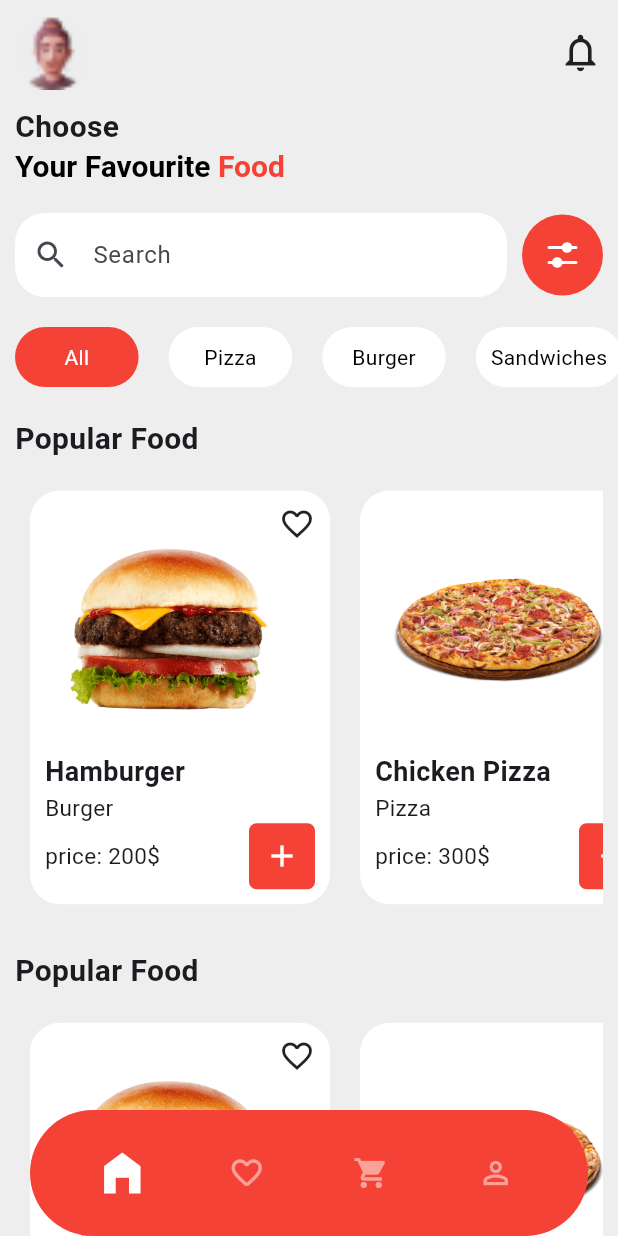
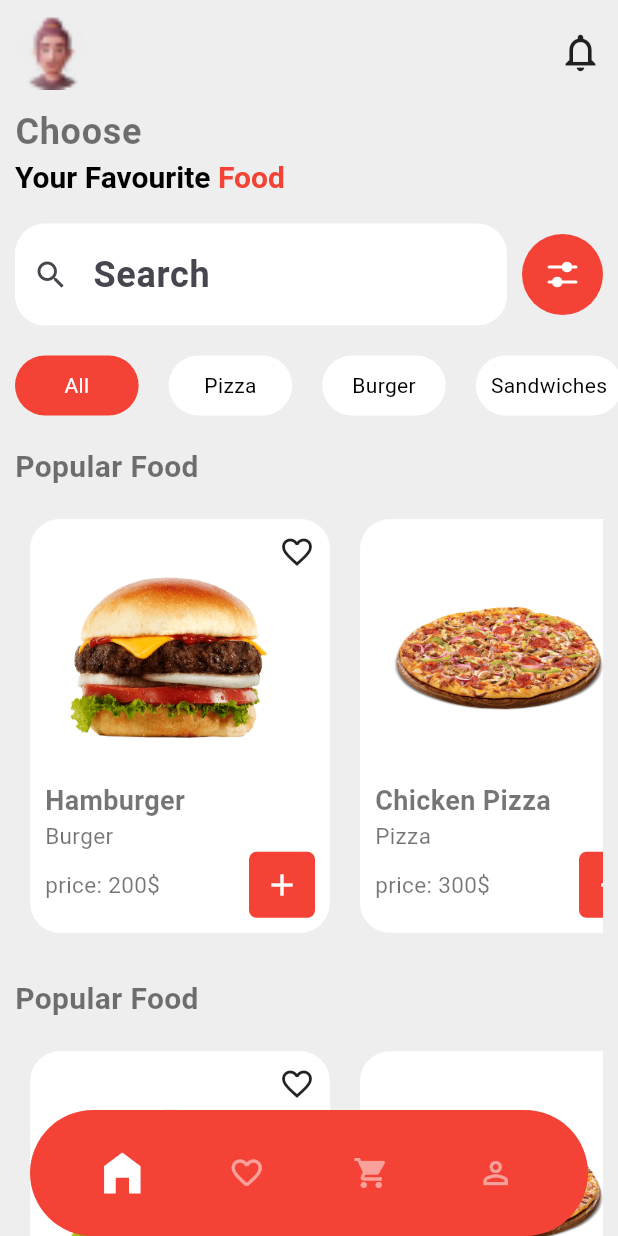
Before and after one commit to abdo1200/Flutter-Food-App, a Flutter app: the screen it shows after launch, on a phone screen of 412 x 824 dp. Run offline on Flutter 3.47's test engine with Material 3 defaults, Android fonts, the phone set to English and light mode, and no system bars; our stand-ins replace flutter_bloc, flutter_svg, shared_preferences.

Commit message:
bloc & themes & shared

```diff
--- a/analysis_options.yaml
+++ b/analysis_options.yaml
@@ -7,6 +7,10 @@
 
 # The following line activates a set of recommended lints for Flutter apps,
 # packages, and plugins designed to encourage good coding practices.
+analyzer:
+  errors:
+    prefer_const_constructors: ignore
+    unused_import: ignore
 include: package:flutter_lints/flutter.yaml
 
 linter:
--- /dev/null
+++ b/lib/core/app_bloc/app_bloc.dart
@@ -0,0 +1,24 @@
+import 'package:app_theme/core/storage_helper/storage_helper.dart';
+import 'package:flutter_bloc/flutter_bloc.dart';
+part 'app_event.dart';
+part 'app_state.dart';
+
+class AppBloc extends Bloc<AppEvent, AppState> with StorageHelper {
+  String theme;
+
+  AppBloc(this.theme) : super(AppInitial()) {
+    on<InitEvent>(_init);
+    on<ThemEvent>(_changeTheme);
+  }
+
+  void _init(InitEvent event, Emitter<AppState> emit) async {
+    theme = await getTheme() ?? "light";
+    emit(AppInitial(modeThem: theme));
+  }
+
+  void _changeTheme(ThemEvent event, Emitter<AppState> emit) async {
+    theme = event.them;
+    await saveTheme(theme);
+    emit(ChangeSettings(theme));
+  }
+}
--- /dev/null
+++ b/lib/core/app_bloc/app_event.dart
@@ -0,0 +1,13 @@
+part of 'app_bloc.dart';
+
+abstract class AppEvent{
+  const AppEvent();
+}
+
+class InitEvent extends AppEvent {
+}
+
+class ThemEvent extends AppEvent {
+  final String them;
+  const ThemEvent({required this.them});
+}
--- /dev/null
+++ b/lib/core/app_bloc/app_state.dart
@@ -0,0 +1,18 @@
+part of 'app_bloc.dart';
+
+abstract class AppState {
+  final String? modeThem;
+  const AppState(
+      { this.modeThem});
+}
+
+class AppInitial extends AppState {
+  const AppInitial( {String? modeThem})
+      : super( modeThem: modeThem??'light');
+}
+
+
+class ChangeSettings extends AppState {
+  const ChangeSettings( String modeThem)
+      : super( modeThem: modeThem);
+}
--- /dev/null
+++ b/lib/core/app_themes.dart
@@ -0,0 +1,31 @@
+import 'package:flutter/material.dart';
+
+class AppTheme {
+  static final ThemeData lightTheme = ThemeData(
+    primaryColor: Color.fromARGB(255, 238, 238, 238),
+    primaryColorLight: Colors.red,
+    unselectedWidgetColor: Colors.white,
+    secondaryHeaderColor: Colors.white,
+    textTheme: TextTheme(
+      bodySmall: TextStyle(fontSize: 16, color: Colors.black),
+      bodyMedium: TextStyle(fontSize: 14, color: Colors.black54),
+      bodyLarge: TextStyle(
+          fontSize: 24, fontWeight: FontWeight.bold, color: Colors.black54),
+    ),
+    // Define other theme properties here
+  );
+
+  static final ThemeData darkTheme = ThemeData(
+    primaryColor: Colors.grey[850],
+    primaryColorLight: Colors.red,
+    secondaryHeaderColor: Colors.black,
+    unselectedWidgetColor: const Color.fromARGB(255, 37, 37, 38),
+    textTheme: TextTheme(
+      bodySmall: TextStyle(fontSize: 16, color: Colors.white),
+      bodyMedium: TextStyle(fontSize: 14, color: Colors.white70),
+      bodyLarge: TextStyle(
+          fontSize: 24, fontWeight: FontWeight.bold, color: Colors.white),
+    ),
+    // Define other theme properties here
+  );
+}
--- a/lib/feature/main/presentation/home/home.dart
+++ b/lib/feature/main/presentation/home/home.dart
@@ -15,7 +15,6 @@ class HomePage extends StatelessWidget {
     return Container(
       width: width(context),
       height: height(context),
-      color: const Color.fromARGB(255, 238, 238, 238),
       child: SingleChildScrollView(
         child: SafeArea(
           child: Column(
--- a/lib/feature/main/presentation/home/widgets/app_header.dart
+++ b/lib/feature/main/presentation/home/widgets/app_header.dart
@@ -29,9 +29,9 @@ class AppHeader extends StatelessWidget {
           const SizedBox(
             height: 10,
           ),
-          const Text(
+           Text(
             "Choose",
-            style: TextStyle(fontSize: 20, fontWeight: FontWeight.bold),
+            style: Theme.of(context).textTheme.bodyLarge,
           ),
           RichText(
               text: const TextSpan(children: [
--- a/lib/feature/main/presentation/home/widgets/popular_section.dart
+++ b/lib/feature/main/presentation/home/widgets/popular_section.dart
@@ -29,7 +29,7 @@ class PopularSection extends StatelessWidget {
                         width: 200,
                         margin: EdgeInsets.all(10),
                         decoration: BoxDecoration(
-                            color: Colors.white,
+                            color: Theme.of(context).unselectedWidgetColor,
                             borderRadius: BorderRadius.circular(20)),
                         child: Column(
                           crossAxisAlignment: CrossAxisAlignment.start,
--- a/lib/main.dart
+++ b/lib/main.dart
@@ -1,11 +1,21 @@
-// ignore_for_file: prefer_const_literals_to_create_immutables, prefer_const_constructors
-
+import 'package:app_theme/core/app_bloc/app_bloc.dart';
+import 'package:app_theme/core/app_themes.dart';
+import 'package:app_theme/core/storage_helper/storage_helper.dart';
 import 'package:app_theme/feature/main/presentation/home/home.dart';
 import 'package:app_theme/main_page.dart';
 import 'package:flutter/material.dart';
+import 'package:flutter_bloc/flutter_bloc.dart';
+import 'package:shared_preferences/shared_preferences.dart';
 
-void main() {
-  runApp(const MyApp());
+Future<void> main() async {
+  WidgetsFlutterBinding.ensureInitialized();
+  SharedPreferences prefs = await SharedPreferences.getInstance();
+  String theme = prefs.getString('theme') ?? "light";
+  runApp(MultiBlocProvider(providers: [
+    BlocProvider<AppBloc>(
+      create: (context) => AppBloc(theme),
+    )
+  ], child: MyApp()));
 }
 
 class MyApp extends StatefulWidget {
@@ -16,12 +26,29 @@ class MyApp extends StatefulWidget {
 }
 
 class _MyAppState extends State<MyApp> {
+  AppBloc? appBloc;
+  @override
+  void initState() {
+    // TODO: implement initState
+    super.initState();
+    appBloc = context.read<AppBloc>();
+    appBloc!.add(InitEvent());
+  }
+
   @override
   Widget build(BuildContext context) {
-    return MaterialApp(
-      title: 'Flutter Ui',
-      debugShowCheckedModeBanner: false,
-      home: MainPage(),
+    return BlocBuilder<AppBloc, AppState>(
+      builder: (context, state) {
+        return MaterialApp(
+          title: 'Flutter Ui',
+          debugShowCheckedModeBanner: false,
+          theme: AppTheme.lightTheme,
+          darkTheme: AppTheme.darkTheme,
+          themeMode:
+              appBloc!.theme == "light" ? ThemeMode.light : ThemeMode.dark,
+          home: MainPage(),
+        );
+      },
     );
   }
 }
--- a/lib/main_page.dart
+++ b/lib/main_page.dart
@@ -20,6 +20,7 @@ class _MainPageState extends State<MainPage> {
   @override
   Widget build(BuildContext context) {
     return Scaffold(
+      backgroundColor: Theme.of(context).primaryColor,
       body: Stack(
         children: [
           PageView(
@@ -61,7 +62,7 @@ class _MainPageState extends State<MainPage> {
                           child: Icon(
                             Icons.home_filled,
                             color: index == 0
-                                ? Colors.white
+                                ? Theme.of(context).secondaryHeaderColor
                                 : Colors.white.withOpacity(.5),
                           ))),
                   InkWell(
@@ -78,7 +79,7 @@ class _MainPageState extends State<MainPage> {
                           child: Icon(
                             Icons.favorite_border_rounded,
                             color: index == 1
-                                ? Colors.white
+                                ?  Theme.of(context).secondaryHeaderColor
                                 : Colors.white.withOpacity(.5),
                           ))),
                   InkWell(
@@ -95,7 +96,7 @@ class _MainPageState extends State<MainPage> {
                           child: Icon(
                             Icons.shopping_cart,
                             color: index == 2
-                                ? Colors.white
+                                ?  Theme.of(context).secondaryHeaderColor
                                 : Colors.white.withOpacity(.5),
                           ))),
                   InkWell(
@@ -112,7 +113,7 @@ class _MainPageState extends State<MainPage> {
                           child: Icon(
                             Icons.person_outline,
                             color: index == 3
-                                ? Colors.white
+                                ?  Theme.of(context).secondaryHeaderColor
                                 : Colors.white.withOpacity(.5),
                           ))),
                 ],
```
Also changed, not shown: lib/core/storage_helper/storage_helper.dart (added, +17 -0 lines), lib/feature/main/presentation/profile/profile_screen.dart (+19 -1 lines), pubspec.yaml (+2 -6 lines), assets/see.jpeg (added), pubspec.lock, 13 other files.
